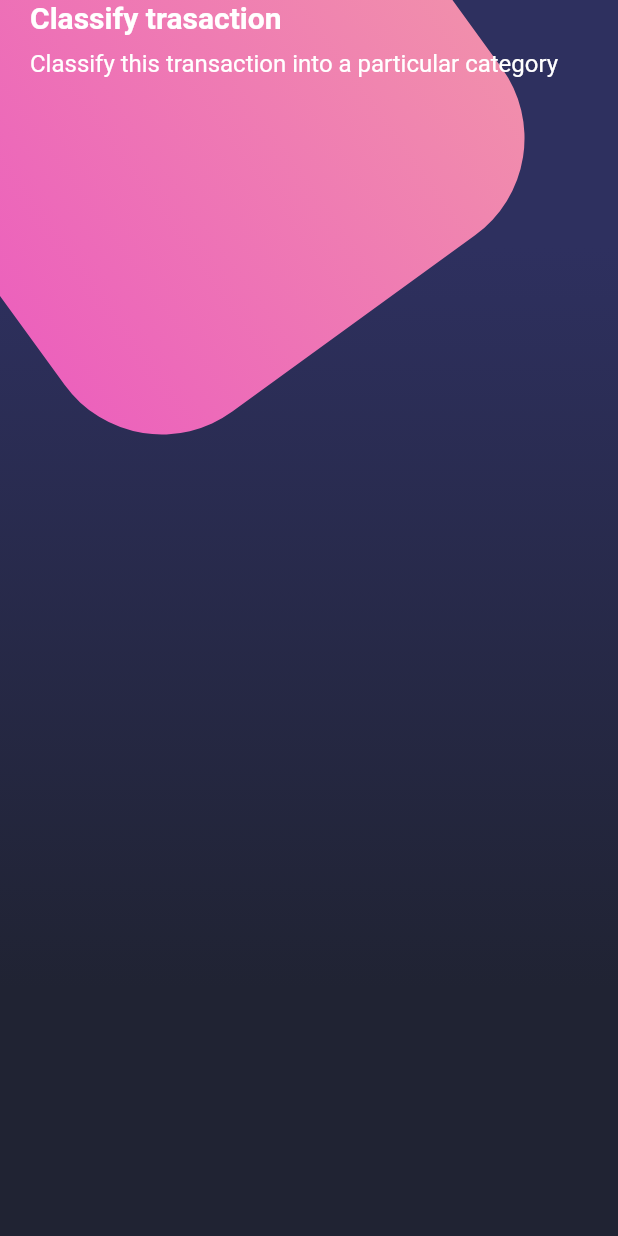
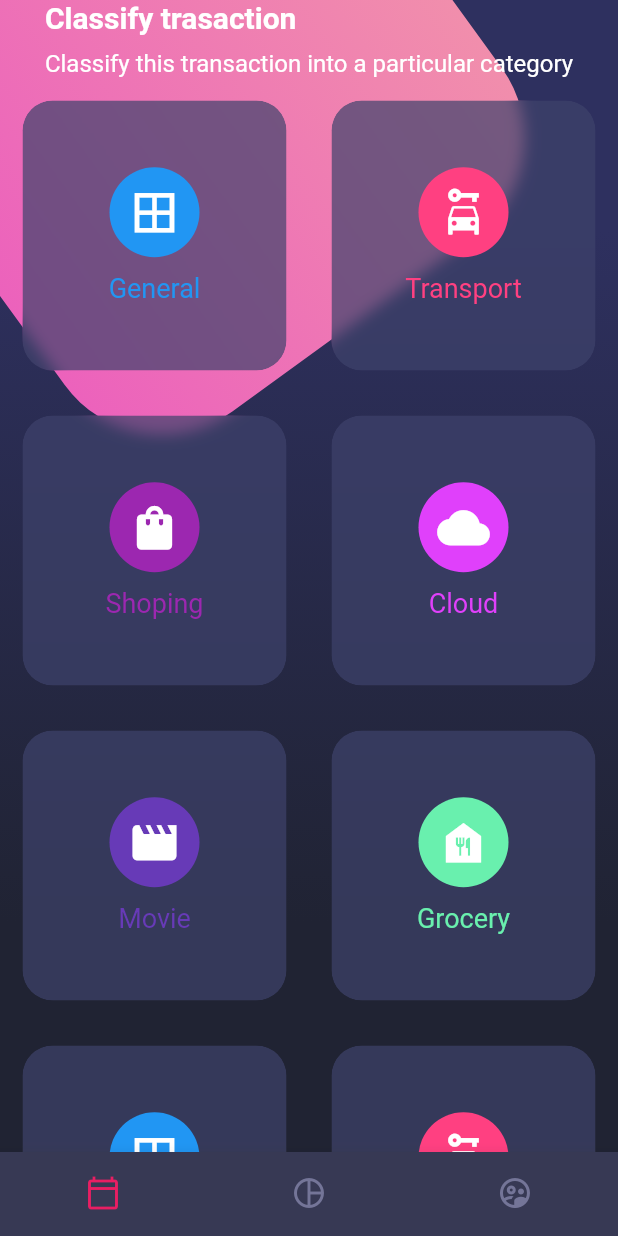
Before and after one commit to jmsm157/flutter-disenos, a Flutter app: the screen it shows after launch, on a phone screen of 412 x 824 dp. Run offline on Flutter 3.47's test engine with Material 2 defaults, Android fonts, the phone set to English and light mode, and no system bars.

Commit message:
ep 150 al 154

```diff
--- a/lib/main.dart
+++ b/lib/main.dart
@@ -12,6 +12,7 @@ class MyApp extends StatelessWidget {
   Widget build(BuildContext context) {
     SystemChrome.setSystemUIOverlayStyle(SystemUiOverlayStyle.light);
     return MaterialApp(
+      theme: ThemeData.dark(),
       debugShowCheckedModeBanner: false,
       title: 'Material App',
       initialRoute: 'home_screen',
--- a/lib/screens/home_screen.dart
+++ b/lib/screens/home_screen.dart
@@ -1,4 +1,5 @@
 import 'package:flutter/material.dart';
+
 import 'package:disenos/widgets/widgets.dart';
 
 class HomeScreen extends StatelessWidget {
@@ -6,7 +7,10 @@ class HomeScreen extends StatelessWidget {
 
   @override
   Widget build(BuildContext context) {
-    return Scaffold(body: Stack(children: const [Background(), _HomeBody()]));
+    return Scaffold(
+      body: Stack(children: const [Background(), _HomeBody()]),
+      bottomNavigationBar: const CustomBottomNavigation(),
+    );
   }
 }
 
@@ -17,6 +21,9 @@ class _HomeBody extends StatelessWidget {
 
   @override
   Widget build(BuildContext context) {
-    return const PageTitle();
+    return SingleChildScrollView(
+        child: Column(
+      children: const [PageTitle(), CardTable()],
+    ));
   }
 }
--- /dev/null
+++ b/lib/widgets/card_table.dart
@@ -0,0 +1,125 @@
+import 'dart:ui';
+
+import 'package:flutter/material.dart';
+
+class CardTable extends StatelessWidget {
+  const CardTable({Key? key}) : super(key: key);
+
+  @override
+  Widget build(BuildContext context) {
+    return Table(
+      children: const [
+        TableRow(children: [
+          _SingleCard(
+            color: Colors.blue,
+            icon: Icons.border_all,
+            text: 'General',
+          ),
+          _SingleCard(
+            color: Colors.pinkAccent,
+            icon: Icons.car_rental,
+            text: 'Transport',
+          )
+        ]),
+        TableRow(children: [
+          _SingleCard(
+            color: Colors.purple,
+            icon: Icons.shopping_bag,
+            text: 'Shoping',
+          ),
+          _SingleCard(
+            color: Colors.purpleAccent,
+            icon: Icons.cloud,
+            text: 'Cloud',
+          )
+        ]),
+        TableRow(children: [
+          _SingleCard(
+            color: Colors.deepPurple,
+            icon: Icons.movie,
+            text: 'Movie',
+          ),
+          _SingleCard(
+            color: Colors.greenAccent,
+            icon: Icons.food_bank_sharp,
+            text: 'Grocery',
+          )
+        ]),
+        TableRow(children: [
+          _SingleCard(
+            color: Colors.blue,
+            icon: Icons.border_all,
+            text: 'General',
+          ),
+          _SingleCard(
+            color: Colors.pinkAccent,
+            icon: Icons.car_rental,
+            text: 'Transport',
+          )
+        ])
+      ],
+    );
+  }
+}
+
+class _SingleCard extends StatelessWidget {
+  final IconData icon;
+  final Color color;
+  final String text;
+
+  const _SingleCard(
+      {Key? key, required this.icon, required this.color, required this.text})
+      : super(key: key);
+
+  @override
+  Widget build(BuildContext context) {
+    return _CardBackground(
+        child: Column(
+      mainAxisAlignment: MainAxisAlignment.center,
+      children: [
+        CircleAvatar(
+          backgroundColor: color,
+          child: Icon(
+            icon,
+            size: 35,
+            color: Colors.white,
+          ),
+          radius: 30,
+        ),
+        const SizedBox(
+          height: 10,
+        ),
+        Text(
+          text,
+          style: TextStyle(color: color, fontSize: 18),
+        )
+      ],
+    ));
+  }
+}
+
+class _CardBackground extends StatelessWidget {
+  final Widget child;
+
+  const _CardBackground({Key? key, required this.child}) : super(key: key);
+
+  @override
+  Widget build(BuildContext context) {
+    return Container(
+      margin: const EdgeInsets.all(15),
+      child: ClipRRect(
+        borderRadius: BorderRadius.circular(20),
+        child: BackdropFilter(
+          filter: ImageFilter.blur(sigmaX: 5, sigmaY: 5),
+          child: Container(
+            height: 180,
+            decoration: BoxDecoration(
+                color: const Color.fromRGBO(62, 66, 107, 0.7),
+                borderRadius: BorderRadius.circular(20)),
+            child: child,
+          ),
+        ),
+      ),
+    );
+  }
+}
--- /dev/null
+++ b/lib/widgets/custom_bottom_navigation.dart
@@ -0,0 +1,24 @@
+import 'package:flutter/material.dart';
+
+class CustomBottomNavigation extends StatelessWidget {
+  const CustomBottomNavigation({Key? key}) : super(key: key);
+
+  @override
+  Widget build(BuildContext context) {
+    return BottomNavigationBar(
+        showSelectedLabels: false,
+        showUnselectedLabels: false,
+        selectedItemColor: Colors.pink,
+        backgroundColor: const Color.fromRGBO(55, 57, 84, 1),
+        unselectedItemColor: const Color.fromRGBO(116, 117, 152, 1),
+        currentIndex: 0,
+        items: const [
+          BottomNavigationBarItem(
+              icon: Icon(Icons.calendar_today_outlined), label: 'Calendar'),
+          BottomNavigationBarItem(
+              icon: Icon(Icons.pie_chart_outline_outlined), label: 'chart'),
+          BottomNavigationBarItem(
+              icon: Icon(Icons.supervised_user_circle_outlined), label: 'user'),
+        ]);
+  }
+}
--- a/lib/widgets/widgets.dart
+++ b/lib/widgets/widgets.dart
@@ -1,2 +1,4 @@
 export 'package:disenos/widgets/background.dart';
+export 'package:disenos/widgets/card_table.dart';
+export 'package:disenos/widgets/custom_bottom_navigation.dart';
 export 'package:disenos/widgets/page_title.dart';
```
